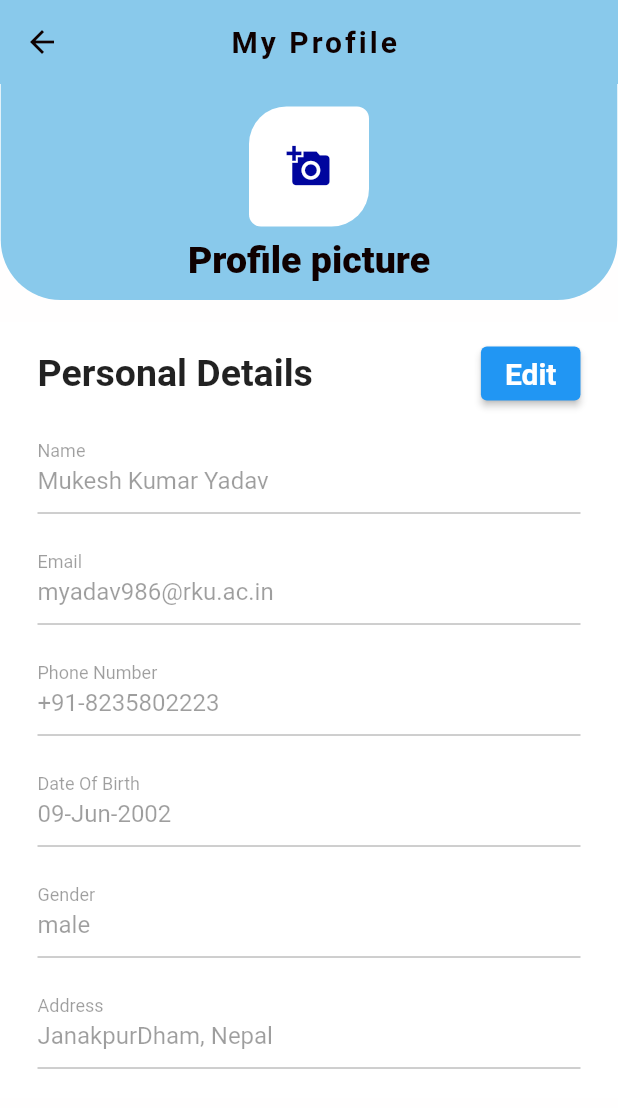
After one commit to 986MukeshYadav/Flutter_DocuCare, a Flutter app: the UserProfilePage screen opened directly, on a phone screen of 412 x 824 dp. The commit adds this screen. Shown: the top 1108 px of the screen. Run offline on Flutter 3.47's test engine with Material 2 defaults, Android fonts, the phone set to English and light mode, and no system bars; our stand-ins replace cloud_firestore, firebase_auth, firebase_core, flutter_rating_bar, google_sign_in, image_picker and 2 more; missing offline and left inert: firebase_ui_oauth_google; accounts and stored records are empty.

Commit message:
add profile details of user

```diff
--- a/lib/drawer.dart
+++ b/lib/drawer.dart
@@ -1,6 +1,7 @@
 import 'package:firebase_auth/firebase_auth.dart';
 import 'package:first_app/feedback.dart';
 import 'package:first_app/payment.dart';
+import 'package:first_app/profile.dart';
 import 'package:first_app/signin_page.dart';
 import 'package:flutter/material.dart';
 import 'package:google_sign_in/google_sign_in.dart';
@@ -13,8 +14,8 @@ class CustomDrawer extends StatelessWidget {
         padding: EdgeInsets.zero,
         children: [
           UserAccountsDrawerHeader(
-            accountName: Text("Pawan Kumar Sah"),
-            accountEmail: Text("psah770@rku.ac.in"),
+            accountName: Text("Mukesh Kumar Yadav"),
+            accountEmail: Text("myadav986@rku.ac.in"),
             currentAccountPicture: CircleAvatar(
               child: ClipOval(child: Image.asset('assets/doc1.png')),
             ),
@@ -27,9 +28,9 @@ class CustomDrawer extends StatelessWidget {
                 )),
           ),
           ListTile(
-            leading: Icon(Icons.favorite),
-            title: Text('Your Favorite'),
-            onTap: () => null,
+            leading: Icon(Icons.people),
+            title: Text('Profile'),
+            onTap: () => _navigateToUserProfilePage( context) ,
           ),
           ListTile(
             leading: Icon(Icons.payment),
@@ -84,3 +85,10 @@ class CustomDrawer extends StatelessWidget {
       ),
     );
   }
+    void _navigateToUserProfilePage(BuildContext context) {
+    Navigator.of(context).push(
+      MaterialPageRoute(
+        builder: (context) => UserProfilePage(),
+      ),
+    );
+  }
--- a/lib/main.dart
+++ b/lib/main.dart
@@ -1,6 +1,5 @@
 import 'package:firebase_core/firebase_core.dart';
 import 'package:first_app/firebase_options.dart';
-import 'package:first_app/signup_page.dart';
 import 'package:first_app/splash.dart';
 import 'package:flutter/material.dart';
 
--- /dev/null
+++ b/lib/profile.dart
@@ -0,0 +1,267 @@
+import 'package:first_app/drawer.dart';
+import 'package:flutter/material.dart';
+import 'package:image_picker/image_picker.dart';
+import 'dart:io';
+
+class UserProfilePage extends StatefulWidget {
+  UserProfilePage({Key? key}) : super(key: key);
+
+  @override
+  _UserProfilePageState createState() => _UserProfilePageState();
+}
+
+class _UserProfilePageState extends State<UserProfilePage> {
+  bool _isEditing = false;
+  TextEditingController _nameController = TextEditingController();
+  TextEditingController _emailController = TextEditingController();
+  TextEditingController _phoneController = TextEditingController();
+  TextEditingController _dobController = TextEditingController();
+  TextEditingController _genderController = TextEditingController();
+  TextEditingController _addressController = TextEditingController();
+  File? _image; // Store the selected image
+  final picker = ImagePicker();
+
+  @override
+  void initState() {
+    super.initState();
+    // Initialize the controller values with dummy data
+    _nameController.text = "Mukesh Kumar Yadav";
+    _emailController.text = "myadav986@rku.ac.in";
+    _phoneController.text = "+91-8235802223";
+    _dobController.text = "09-Jun-2002";
+    _genderController.text = "male";
+    _addressController.text = "JanakpurDham, Nepal";
+  }
+
+  void _toggleEditing() {
+    setState(() {
+      _isEditing = !_isEditing;
+    });
+  }
+
+  @override
+  Widget build(BuildContext context) {
+    return Scaffold(
+      appBar: AppBar(
+        foregroundColor: Color.fromARGB(255, 15, 1, 1),
+        backgroundColor:  Color.fromARGB(230, 124, 195, 233),
+        elevation: 0,
+        centerTitle: true,
+     leading: IconButton(
+    icon: Icon(Icons.arrow_back),
+    onPressed: () {
+      Navigator.push(context, MaterialPageRoute(builder: (context)=>CustomDrawer()));
+    },
+  ),
+     title: Text(
+          " My Profile",
+          style: TextStyle(
+            fontWeight: FontWeight.bold,
+            letterSpacing: 2,
+          ),
+        ),
+      ),
+      backgroundColor: Color(0xFFFFFEFE),
+      body: SafeArea(
+        child: SingleChildScrollView(
+          child: Column(
+            children: [
+              // Blue Section
+              Container(
+                width: 411,
+                decoration: BoxDecoration(
+                  color:  Color.fromARGB(230, 124, 195, 233),
+                  borderRadius: BorderRadius.only(
+                    bottomLeft: Radius.circular(40),
+                    bottomRight: Radius.circular(40),
+                  ),
+                ),
+                child: Stack(
+                  alignment: Alignment.center,
+                  children: [
+                    // Back Button
+                    Column(
+                      mainAxisAlignment: MainAxisAlignment.center,
+                      children: [
+                        Padding(
+                          padding: const EdgeInsets.only(top: 15),
+                          child: Stack(
+                            children: [
+                              GestureDetector(
+                                child: Container(
+                                  height: 80,
+                                  width: 80,
+                                  decoration: BoxDecoration(
+                                    color: Color.fromARGB(255, 255, 255, 255),
+                                    borderRadius: BorderRadius.only(
+                                      bottomRight: Radius.circular(25),
+                                      bottomLeft: Radius.circular(8),
+                                      topLeft: Radius.circular(25),
+                                      topRight: Radius.circular(8),
+                                    ),
+                                  ),
+                                  child: _image != null
+                                      ? ClipRRect(
+                                          borderRadius:
+                                              BorderRadius.circular(25),
+                                          child: Image.file(
+                                            _image!,
+                                            fit: BoxFit.cover,
+                                          ),
+                                        )
+                                      : Icon(
+                                          Icons.add_a_photo,
+                                          color: Color.fromARGB(255, 0, 5, 158),
+                                          size: 30,
+                                        ),
+                                ),
+                              ),
+                              if (_isEditing)
+                                Positioned(
+                                  bottom: 0,
+                                  right: 0,
+                                  child: Container(
+                                    padding: EdgeInsets.all(8),
+                                    decoration: BoxDecoration(
+                                      shape: BoxShape.circle,
+                                      color: Colors.white.withOpacity(0.1),
+                                    ),
+                                    child: Icon(
+                                      Icons.edit,
+                                      color: Colors.white,
+                                      size: 20,
+                                    ),
+                                  ),
+                                ),
+                            ],
+                          ),
+                        ),
+                        const SizedBox(height: 8),
+                        Text(
+                          'Profile picture',
+                          style: TextStyle(
+                            color: Color.fromARGB(255, 15, 0, 0),
+                            fontSize: 25,
+                            fontWeight: FontWeight.w900,
+                          ),
+                        ),
+                        const SizedBox(height: 12),
+                      ],
+                    ),
+                  ],
+                ),
+              ),
+              // White Section
+              const SizedBox(height: 15),
+              Container(
+                color: Colors.white,
+                padding: const EdgeInsets.symmetric(horizontal: 25),
+                child: Column(
+                  crossAxisAlignment: CrossAxisAlignment.start,
+                  children: [
+                    Padding(
+                      padding: const EdgeInsets.symmetric(vertical: 10),
+                      child: Row(
+                        mainAxisAlignment: MainAxisAlignment.spaceBetween,
+                        children: [
+                          Text(
+                            'Personal Details',
+                            style: TextStyle(
+                              fontSize: 25,
+                              fontWeight: FontWeight.bold,
+                            ),
+                          ),
+                          if (!_isEditing)
+                            ElevatedButton(
+                              onPressed: _toggleEditing,
+                              child: Text(
+                                'Edit',
+                                style: TextStyle(
+                                    color: Color(0xFFFFFFFF),
+                                    fontSize: 20,
+                                    fontWeight: FontWeight.w600),
+                              ),
+                            ),
+                        ],
+                      ),
+                    ),
+                    TextFormField(
+                      controller: _nameController,
+                      decoration: InputDecoration(
+                        labelText: 'Name',
+                        enabled: _isEditing,
+                      ),
+                      readOnly: !_isEditing,
+                    ),
+                    const SizedBox(height: 15),
+                    TextFormField(
+                      controller: _emailController,
+                      decoration: InputDecoration(
+                        labelText: 'Email',
+                        enabled: _isEditing,
+                      ),
+                      readOnly: !_isEditing,
+                    ),
+                    const SizedBox(height: 15),
+                    TextFormField(
+                      controller: _phoneController,
+                      decoration: InputDecoration(
+                        labelText: 'Phone Number',
+                        enabled: _isEditing,
+                      ),
+                      readOnly: !_isEditing,
+                    ),
+                    const SizedBox(height: 15),
+                    TextFormField(
+                      controller: _dobController,
+                      decoration: InputDecoration(
+                        labelText: 'Date Of Birth',
+                        enabled: _isEditing,
+                      ),
+                      readOnly: !_isEditing,
+                    ),
+                    const SizedBox(height: 15),
+                    TextFormField(
+                      controller: _genderController,
+                      decoration: InputDecoration(
+                        labelText: 'Gender',
+                        enabled: _isEditing,
+                      ),
+                      readOnly: !_isEditing,
+                    ),
+                    const SizedBox(height: 15),
+                    TextFormField(
+                      controller: _addressController,
+                      decoration: InputDecoration(
+                        labelText: 'Address',
+                        enabled: _isEditing,
+                      ),
+                      readOnly: !_isEditing,
+                    ),
+                    const SizedBox(height: 20),
+                    if (_isEditing)
+                      ElevatedButton(
+                        onPressed: () {
+                          // Save changes logic here
+                          _toggleEditing();
+                        },
+                        child: Text(
+                          'Save',
+                          style: TextStyle(
+                              color: Color(0xFFFFFFFF),
+                              fontSize: 20,
+                              fontWeight: FontWeight.w600),
+                        ),
+                      ),
+                  ],
+                ),
+              ),
+              const SizedBox(height: 23),
+
+            ],
+          ),
+        ),
+      ),
+    );
+  }
+}
```
